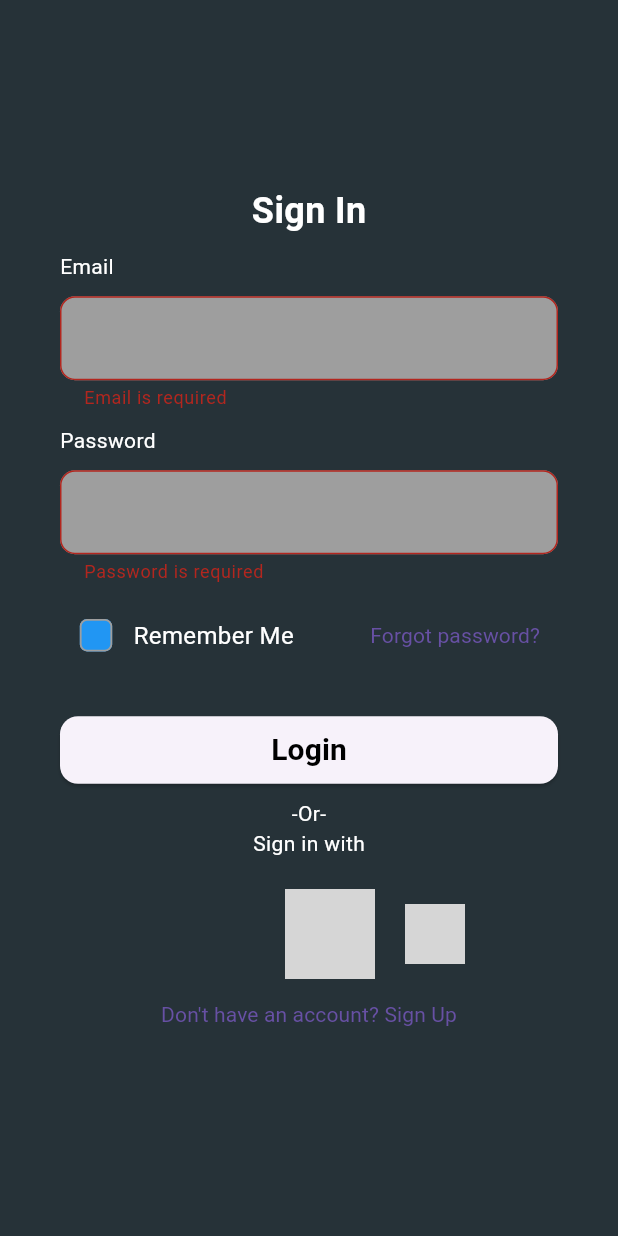
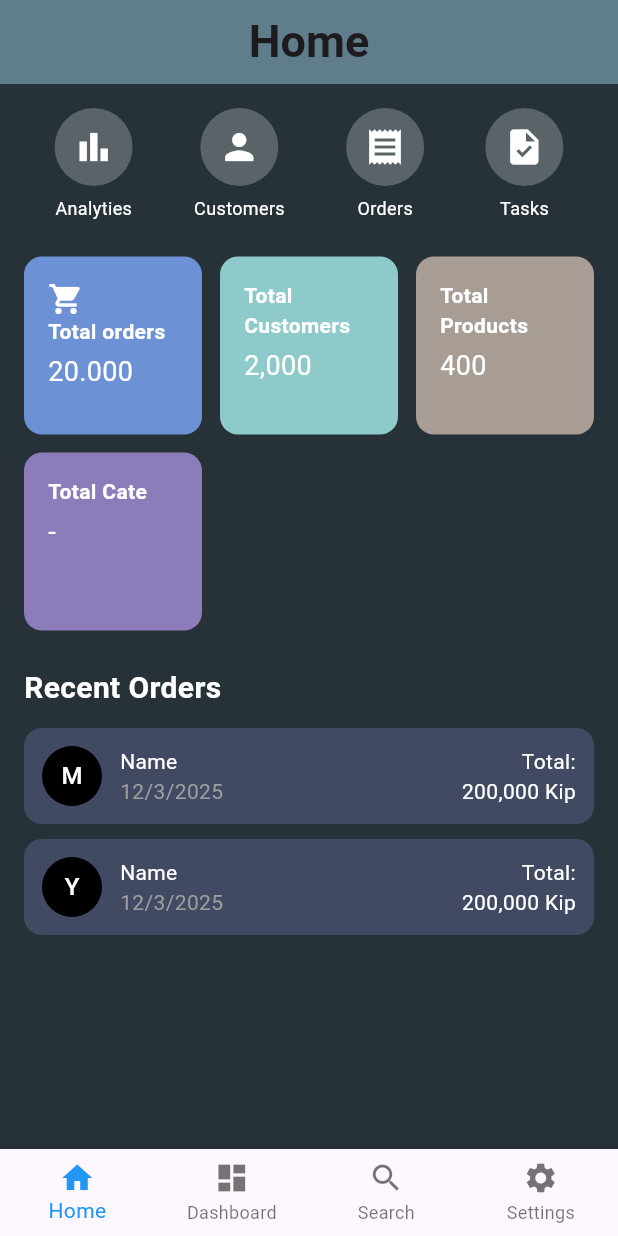
Before and after one commit to hello-dev-lab/flutter_app, a Flutter app: the screen it shows after launch, after a tap on "Login", on a phone screen of 412 x 824 dp. Run offline on Flutter 3.47's test engine with Material 3 defaults, Android fonts, the phone set to English and light mode, and no system bars; our stand-ins replace flutter_signin_button; grey boxes are pictures that could not be loaded.

Commit message:
update code

```diff
--- a/lib/app_router.dart
+++ b/lib/app_router.dart
@@ -1,3 +1,4 @@
+import 'package:admin_front/pages/Dashboard/navigation.dart';
 import 'package:flutter/material.dart';
 import 'package:admin_front/pages/login_page/login_page.dart';
 import 'package:admin_front/pages/login_page/register_page.dart';
@@ -12,6 +13,8 @@ class AppRouter {
         return MaterialPageRoute(builder: (_) => const LoginPage());
       case '/register':
         return MaterialPageRoute(builder: (_) => const RegisterPage());
+      case '/navigation':
+        return MaterialPageRoute(builder: (_) => const Navigation());
       default:
         return  MaterialPageRoute(
           builder: (_) => const Scaffold(
--- a/lib/components/my_button.dart
+++ b/lib/components/my_button.dart
@@ -1,41 +1,29 @@
 import 'package:flutter/material.dart';
 
 class MyButton extends StatelessWidget {
+  final VoidCallback onPressed;
+  final Widget child;
+  final double? width;
+
   const MyButton({
-    Key? key,
+    super.key,
+    required this.onPressed,
     required this.child,
-    required this.onPressed,
-    this.backColor,
-    this.foredkColor,
-    this.radius,
-    this.height,
     this.width,
-    this.padding,
-    this.margin,
-  }) : super(key: key);
-  final VoidCallback? onPressed;
-  final Widget child;
-  final Color? backColor;
-  final Color? foredkColor;
-  final double? radius;
-  final double? height;
-  final double? width;
-  final EdgeInsets? padding;
-  final EdgeInsets? margin;
+  });
 
   @override
   Widget build(BuildContext context) {
-    return Container(
-      height: height ?? 45,
-      width: width,
-      margin: margin,
+    return SizedBox(
+      width: width ?? double.infinity,
       child: ElevatedButton(
         style: ElevatedButton.styleFrom(
-            backgroundColor: backColor,
-            foregroundColor: foredkColor,
-            padding: padding,
-            shape: RoundedRectangleBorder(
-                borderRadius: BorderRadius.circular(radius ?? 12))),
+          backgroundColor: Colors.blue,
+          padding: const EdgeInsets.symmetric(vertical: 14),
+          shape: RoundedRectangleBorder(
+            borderRadius: BorderRadius.circular(10),
+          ),
+        ),
         onPressed: onPressed,
         child: child,
       ),
--- a/lib/main.dart
+++ b/lib/main.dart
@@ -1,9 +1,17 @@
+import 'package:admin_front/pages/Dashboard/navigation.dart';
+import 'package:admin_front/pages/provider/bottom_provider.dart';
 import 'package:flutter/material.dart';
 import 'package:admin_front/pages/login_page/login_page.dart';
 import 'package:admin_front/pages/login_page/register_page.dart';
+import 'package:provider/provider.dart';
 
 void main() {
-  runApp(const MyApp());
+  runApp(
+    ChangeNotifierProvider(
+      create: (context) => BottomProvider(),
+      child: const MyApp(),
+    ),
+  );
 }
 
 class MyApp extends StatelessWidget {
@@ -18,6 +26,7 @@ class MyApp extends StatelessWidget {
       routes: {
         '/login': (context) => const LoginPage(),
         '/register': (context) => const RegisterPage(),
+        '/navigation': (context) => const Navigation(),
       },
     );
   }
--- /dev/null
+++ b/lib/pages/Dashboard/dashboard.dart
@@ -0,0 +1,142 @@
+import 'package:flutter/material.dart';
+
+class Dashboard extends StatefulWidget {
+  const Dashboard({super.key});
+
+  @override
+  State<Dashboard> createState() => _HomeState();
+}
+
+class _HomeState extends State<Dashboard> {
+  @override
+  Widget build(BuildContext context) {
+    return Scaffold(
+      backgroundColor: Colors.blueGrey[900],
+      appBar: AppBar(
+        title: const Text(
+          'Dashboard',
+          style: TextStyle(fontSize: 30, fontWeight: FontWeight.bold),
+        ),
+        centerTitle: true,
+        backgroundColor: Colors.blueGrey,
+      ),
+      body: SingleChildScrollView(
+        padding: const EdgeInsets.all(20),
+        child: Column(
+          crossAxisAlignment: CrossAxisAlignment.start,
+          children: [
+            GridView.count(
+              shrinkWrap: true,
+              physics: const NeverScrollableScrollPhysics(),
+              crossAxisCount: 2,
+              crossAxisSpacing: 12,
+              mainAxisSpacing: 12,
+              children: const [
+                _StatCard(
+                  title: 'Total orders',
+                  value: '20.000',
+                  icon: Icons.shopping_cart,
+                  color: Color(0xFF6C91D5),
+                ),
+                _StatCard(
+                  title: 'Total Customers',
+                  value: '2,000',
+                  color: Color(0xFF8ECACA),
+                ),
+                _StatCard(
+                  title: 'Total Products',
+                  value: '400',
+                  color: Color(0xFFA89D94),
+                ),
+                _StatCard(
+                  title: 'Total Cate',
+                  value: '-',
+                  color: Color(0xFF8C7DBA),
+                ),
+              ],
+            ),
+
+          ],
+        ),
+      ),
+    );
+  }
+}
+
+class _StatCard extends StatelessWidget {
+  final String title;
+  final String value;
+  final IconData? icon;
+  final Color color;
+
+  const _StatCard({required this.title, required this.value, required this.color, this.icon});
+
+  @override
+  Widget build(BuildContext context) {
+    return Container(
+      padding: const EdgeInsets.all(20),
+      decoration: BoxDecoration(
+        color: color,
+        borderRadius: BorderRadius.circular(12),
+      ),
+      child: Column(
+        crossAxisAlignment: CrossAxisAlignment.start,
+        children: [
+          if (icon != null) Icon(icon, color: Colors.white),
+          Text(
+            title,
+            style: const TextStyle(color: Colors.white, fontWeight: FontWeight.bold),
+          ),
+          const SizedBox(height: 4),
+          Text(
+            value,
+            style: const TextStyle(color: Colors.white, fontSize: 18),
+          ),
+        ],
+      ),
+    );
+  }
+}
+
+class _OrderItem extends StatelessWidget {
+  final String initial;
+  final String name;
+  final String date;
+  final String total;
+
+  const _OrderItem({required this.initial, required this.name, required this.date, required this.total});
+
+  @override
+  Widget build(BuildContext context) {
+    return Container(
+      padding: const EdgeInsets.all(12),
+      decoration: BoxDecoration(
+        color: const Color(0xFF414A62),
+        borderRadius: BorderRadius.circular(12),
+      ),
+      child: Row(
+        children: [
+          CircleAvatar(
+            backgroundColor: Colors.black,
+            child: Text(initial, style: const TextStyle(color: Colors.white)),
+          ),
+          const SizedBox(width: 12),
+          Expanded(
+            child: Column(
+              crossAxisAlignment: CrossAxisAlignment.start,
+              children: [
+                Text(name, style: const TextStyle(color: Colors.white)),
+                Text(date, style: const TextStyle(color: Colors.grey)),
+              ],
+            ),
+          ),
+          Text(
+            'Total:\n$total',
+            textAlign: TextAlign.right,
+            style: const TextStyle(color: Colors.white),
+          ),
+        ],
+      ),
+    );
+  }
+}
--- /dev/null
+++ b/lib/pages/Dashboard/home.dart
@@ -0,0 +1,194 @@
+import 'package:flutter/material.dart';
+
+class Home extends StatefulWidget {
+  const Home({super.key});
+
+  @override
+  State<Home> createState() => _HomeState();
+}
+
+class _HomeState extends State<Home> {
+  @override
+  Widget build(BuildContext context) {
+    return Scaffold(
+      backgroundColor: Colors.blueGrey[900],
+      appBar: AppBar(
+        title: const Text(
+          'Home',
+          style: TextStyle(fontSize: 30, fontWeight: FontWeight.bold),
+        ),
+        centerTitle: true,
+        backgroundColor: Colors.blueGrey,
+      ),
+      body: SingleChildScrollView(
+        padding: const EdgeInsets.all(16.0),
+        child: Column(
+          crossAxisAlignment: CrossAxisAlignment.start,
+          children: [
+            // Top Icon Row
+            Row(
+              mainAxisAlignment: MainAxisAlignment.spaceAround,
+              children: const [
+                _TopIcon(icon: Icons.bar_chart, label: 'Analyties'),
+                _TopIcon(icon: Icons.person, label: 'Customers'),
+                _TopIcon(icon: Icons.receipt, label: 'Orders'),
+                _TopIcon(icon: Icons.task, label: 'Tasks'),
+              ],
+            ),
+            const SizedBox(height: 24),
+
+            // Stats Grid
+            GridView.count(
+              shrinkWrap: true,
+              physics: const NeverScrollableScrollPhysics(),
+              crossAxisCount: 3,
+              crossAxisSpacing: 12,
+              mainAxisSpacing: 12,
+              children: const [
+                _StatCard(
+                  title: 'Total orders',
+                  value: '20.000',
+                  icon: Icons.shopping_cart,
+                  color: Color(0xFF6C91D5),
+                ),
+                _StatCard(
+                  title: 'Total Customers',
+                  value: '2,000',
+                  color: Color(0xFF8ECACA),
+                ),
+                _StatCard(
+                  title: 'Total Products',
+                  value: '400',
+                  color: Color(0xFFA89D94),
+                ),
+                _StatCard(
+                  title: 'Total Cate',
+                  value: '-',
+                  color: Color(0xFF8C7DBA),
+                ),
+              ],
+            ),
+            const SizedBox(height: 24),
+
+            // Recent Orders
+            const Text(
+              'Recent Orders',
+              style: TextStyle(
+                fontSize: 20,
+                fontWeight: FontWeight.bold,
+                color: Colors.white,
+              ),
+            ),
+            const SizedBox(height: 12),
+            const _OrderItem(initial: 'M', name: 'Name', date: '12/3/2025', total: '200,000 Kip'),
+            const SizedBox(height: 10),
+            const _OrderItem(initial: 'Y', name: 'Name', date: '12/3/2025', total: '200,000 Kip'),
+          ],
+        ),
+      ),
+    );
+  }
+}
+
+class _TopIcon extends StatelessWidget {
+  final IconData icon;
+  final String label;
+
+  const _TopIcon({required this.icon, required this.label});
+
+  @override
+  Widget build(BuildContext context) {
+    return Column(
+      children: [
+        CircleAvatar(
+          radius: 26,
+          backgroundColor: Colors.white24,
+          child: Icon(icon, color: Colors.white, size: 28),
+        ),
+        const SizedBox(height: 6),
+        Text(
+          label,
+          style: const TextStyle(color: Colors.white, fontSize: 12),
+        ),
+      ],
+    );
+  }
+}
+
+class _StatCard extends StatelessWidget {
+  final String title;
+  final String value;
+  final IconData? icon;
+  final Color color;
+
+  const _StatCard({required this.title, required this.value, required this.color, this.icon});
+
+  @override
+  Widget build(BuildContext context) {
+    return Container(
+      padding: const EdgeInsets.all(16),
+      decoration: BoxDecoration(
+        color: color,
+        borderRadius: BorderRadius.circular(12),
+      ),
+      child: Column(
+        crossAxisAlignment: CrossAxisAlignment.start,
+        children: [
+          if (icon != null) Icon(icon, color: Colors.white),
+          Text(
+            title,
+            style: const TextStyle(color: Colors.white, fontWeight: FontWeight.bold),
+          ),
+          const SizedBox(height: 4),
+          Text(
+            value,
+            style: const TextStyle(color: Colors.white, fontSize: 18),
+          ),
+        ],
+      ),
+    );
+  }
+}
+
+class _OrderItem extends StatelessWidget {
+  final String initial;
+  final String name;
+  final String date;
+  final String total;
+
+  const _OrderItem({required this.initial, required this.name, required this.date, required this.total});
+
+  @override
+  Widget build(BuildContext context) {
+    return Container(
+      padding: const EdgeInsets.all(12),
+      decoration: BoxDecoration(
+        color: const Color(0xFF414A62),
+        borderRadius: BorderRadius.circular(12),
+      ),
+      child: Row(
+        children: [
+          CircleAvatar(
+            backgroundColor: Colors.black,
+            child: Text(initial, style: const TextStyle(color: Colors.white)),
+          ),
+          const SizedBox(width: 12),
+          Expanded(
+            child: Column(
+              crossAxisAlignment: CrossAxisAlignment.start,
+              children: [
+                Text(name, style: const TextStyle(color: Colors.white)),
+                Text(date, style: const TextStyle(color: Colors.grey)),
+              ],
+            ),
+          ),
+          Text(
+            'Total:\n$total',
+            textAlign: TextAlign.right,
+            style: const TextStyle(color: Colors.white),
+          ),
+        ],
+      ),
+    );
+  }
+}
--- /dev/null
+++ b/lib/pages/Dashboard/navigation.dart
@@ -0,0 +1,39 @@
+import 'package:admin_front/pages/Dashboard/dashboard.dart';
+import 'package:admin_front/pages/Dashboard/home.dart';
+import 'package:admin_front/pages/Dashboard/search.dart';
+import 'package:admin_front/pages/Dashboard/setting.dart';
+import 'package:admin_front/pages/provider/bottom_provider.dart';
+import 'package:flutter/material.dart';
+import 'package:provider/provider.dart';
+
+class Navigation extends StatelessWidget {
+  const Navigation({super.key});
+
+  final List<Widget> _pages = const [Home(), Dashboard(), Search(), Setting()];
+
+  @override
+  Widget build(BuildContext context) {
+    final navProvider = Provider.of<BottomProvider>(context);
+    return Scaffold(
+      body: _pages[navProvider.currentIndex],
+      bottomNavigationBar: BottomNavigationBar(
+        currentIndex: navProvider.currentIndex,
+        type: BottomNavigationBarType.fixed,
+        selectedItemColor: Colors.blue,
+        onTap: navProvider.changeIndex,
+        items: const [
+          BottomNavigationBarItem(icon: Icon(Icons.home), label: 'Home'),
+          BottomNavigationBarItem(
+            icon: Icon(Icons.dashboard),
+            label: 'Dashboard',
+          ),
+          BottomNavigationBarItem(icon: Icon(Icons.search), label: 'Search'),
+          BottomNavigationBarItem(
+            icon: Icon(Icons.settings),
+            label: 'Settings',
+          ),
+        ],
+      ),
+    );
+  }
+}
--- /dev/null
+++ b/lib/pages/Dashboard/search.dart
@@ -0,0 +1,15 @@
+import 'package:flutter/material.dart';
+
+class Search extends StatefulWidget {
+  const Search({super.key});
+
+  @override
+  State<Search> createState() => _SearchState();
+}
+
+class _SearchState extends State<Search> {
+  @override
+  Widget build(BuildContext context) {
+    return const Placeholder();
+  }
+}
--- a/lib/pages/login_page/login_page.dart
+++ b/lib/pages/login_page/login_page.dart
@@ -1,6 +1,8 @@
+import 'package:admin_front/components/my_button.dart';
 import 'package:flutter/material.dart';
 import 'package:admin_front/components/my_width.dart';
-import 'package:admin_front/components/my_button.dart';
+import 'package:flutter_signin_button/button_list.dart';
+import 'package:flutter_signin_button/button_view.dart';
 
 class LoginPage extends StatefulWidget {
   const LoginPage({super.key});
@@ -109,11 +111,7 @@ class _LoginPageState extends State<LoginPage> {
                           MyButton(
                             width: double.infinity,
                             onPressed: () {
-                              if (formKey.currentState!.validate()) {
-                                print("Email: ${userCtrl.text}");
-                                print("Password: ${passCtrl.text}");
-
-                              }
+                              Navigator.pushNamedAndRemoveUntil(context, '/navigation', (_) => false);
                             },
                             child: const Text(
                               'Login',
@@ -139,18 +137,13 @@ class _LoginPageState extends State<LoginPage> {
                           ),
                           const SizedBox(height: 20),
                           Container(
-                            margin: const EdgeInsets.only(left: 150),
-                            child: Row(
+                            margin: const EdgeInsets.only(left: 80),
+                            child: Column(
+
                               children: [
-                                Image.network(
-                                  'https://static.vecteezy.com/system/resources/previews/018/930/698/non_2x/facebook-logo-facebook-icon-transparent-free-png.png',
-                                  width: 60,
-                                ),
-                                const SizedBox(width: 20),
-                                Image.network(
-                                  'https://static.vecteezy.com/system/resources/previews/022/613/027/non_2x/google-icon-logo-symbol-free-png.png',
-                                  width: 40,
-                                ),
+                                SignInButton(Buttons.Facebook, onPressed: () {}),
+                                SizedBox(width: 20),
+                                SignInButton(Buttons.Google, onPressed: () {})
                               ],
                             ),
                           ),
@@ -182,12 +175,11 @@ class _LoginPageState extends State<LoginPage> {
   Widget buildRemember() {
     return GestureDetector(
       onTap: () {
-        // Add your logic for remember me toggle
       },
       child: Row(
         children: [
           Transform.scale(
-            scale: 1.2,
+            scale: 1.0,
             child: Checkbox(
               checkColor: Colors.white,
               side: const BorderSide(color: Colors.grey),
@@ -197,11 +189,10 @@ class _LoginPageState extends State<LoginPage> {
               fillColor: const MaterialStatePropertyAll(Colors.blue),
               value: false,
               onChanged: (bool? value) {
-                // Handle checkbox change
               },
             ),
           ),
-          const MyWidth(width: 1),
+          // const MyWidth(width: 1),
           const Text(
             'Remember Me',
             style: TextStyle(fontSize: 16, color: Colors.white),
--- /dev/null
+++ b/lib/pages/provider/bottom_provider.dart
@@ -0,0 +1,11 @@
+import 'package:flutter/material.dart';
+
+class BottomProvider with ChangeNotifier{
+  int _currentIndex = 0;
+  int get currentIndex => _currentIndex;
+
+  void changeIndex(int index){
+    _currentIndex = index;
+    notifyListeners();
+  }
+}
--- a/pubspec.yaml
+++ b/pubspec.yaml
@@ -38,6 +38,10 @@ dependencies:
   flutter_bloc: ^9.1.1
   connectivity_plus: ^6.1.4
   no_context_navigation: ^3.0.0
+  flutter_signin_button: ^2.0.0
+  font_awesome_flutter: ^9.2.0
+  provider: ^6.1.5
+
 
 dev_dependencies:
   flutter_test:
```
Also changed, not shown: lib/pages/Dashboard/setting.dart (added, +25 -0 lines), lib/pages/login_page/register_page.dart (+41 -5 lines), flutter_01.png (added), pubspec.lock.
